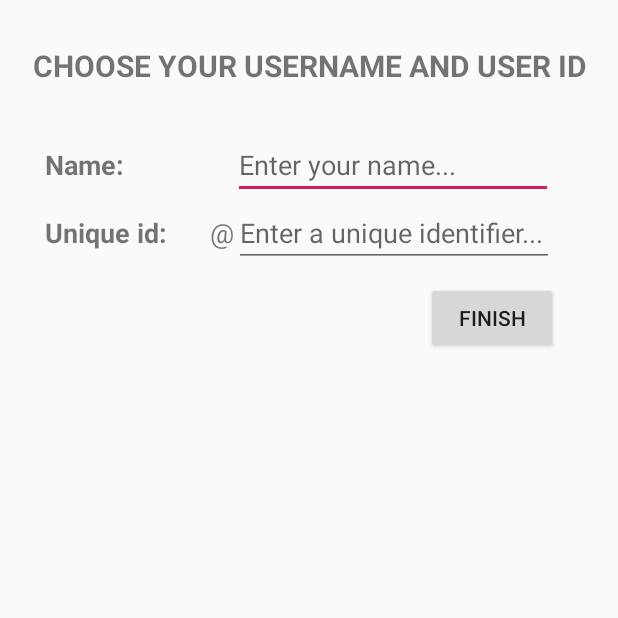
After one commit to PauBlanes/ProjecteAplicat, an Android app: the ChoseUsername screen opened directly, with no data from a screen before it, on a phone screen of 412 x 824 dp, the top half of it. The commit adds this screen. Run offline under Robolectric (Android 15) with nearby library versions, the phone set to English and light mode, and no system bars.

Commit message:
Added username screen

```diff
--- a/TravelNet/app/build.gradle
+++ b/TravelNet/app/build.gradle
@@ -5,7 +5,7 @@ android {
     compileSdkVersion 28
     defaultConfig {
         applicationId "paublanes.travelnet"
-        minSdkVersion 19
+        minSdkVersion 24 //era 19
         targetSdkVersion 28
         versionCode 1
         versionName "1.0"
--- a/TravelNet/app/src/main/AndroidManifest.xml
+++ b/TravelNet/app/src/main/AndroidManifest.xml
@@ -17,6 +17,7 @@
         android:roundIcon="@mipmap/ic_launcher_round"
         android:supportsRtl="true"
         android:theme="@style/AppTheme">
+        <activity android:name=".ChoseUsername"></activity>
         <!--
              The API key for Google Maps-based APIs is defined as a string resource.
              (See the file "res/values/google_maps_api.xml").
@@ -45,7 +46,7 @@
                 <category android:name="android.intent.category.LAUNCHER" />
             </intent-filter>
         </activity>
-        <activity android:name=".ProfileActivity"/>
+        <activity android:name=".ProfileActivity" />
     </application>
 
 </manifest>
--- /dev/null
+++ b/TravelNet/app/src/main/java/paublanes/travelnet/ChoseUsername.java
@@ -0,0 +1,64 @@
+package paublanes.travelnet;
+
+import android.content.Intent;
+import android.graphics.Color;
+import android.support.v4.content.ContextCompat;
+import android.support.v7.app.AppCompatActivity;
+import android.os.Bundle;
+import android.util.Log;
+import android.view.View;
+import android.widget.EditText;
+import android.widget.Toast;
+
+public class ChoseUsername extends AppCompatActivity implements View.OnClickListener {
+
+    EditText name, uniqueName;
+
+    @Override
+    protected void onCreate(Bundle savedInstanceState) {
+        super.onCreate(savedInstanceState);
+        setContentView(R.layout.activity_chose_username);
+
+        findViewById(R.id.btn_chose_username).setOnClickListener(this);
+        name = findViewById(R.id.et_name);
+        uniqueName = findViewById(R.id.et_unique_name);
+        uniqueName.setOnFocusChangeListener(new View.OnFocusChangeListener() {
+            @Override
+            public void onFocusChange(View v, boolean hasFocus) {
+
+                if (uniqueName.getCurrentTextColor() == Color.RED) {
+                    uniqueName.setText("");
+                    uniqueName.setTextColor(Color.BLACK);
+                }
+            }
+        });
+    }
+
+    @Override
+    public void onClick(View v) {
+        switch(v.getId()) {
+            case R.id.btn_chose_username:
+                if (!name.getText().toString().isEmpty() && !uniqueName.getText().toString().isEmpty()
+                && !uniqueName.getText().toString().equals(R.string.name_not_unique)) {
+
+                    FirebaseManager.getInstance().addNameAndUniqueNameIfNotTaken(
+                            name.getText().toString(), "@" + uniqueName.getText().toString(), this::updateUI);
+                }
+                else{
+                    Toast.makeText(this, getString(R.string.enter_all_fields), Toast.LENGTH_SHORT).show();
+                }
+                break;
+        }
+    }
+
+    void updateUI(boolean sucess) {
+        if (sucess) {
+            FirebaseManager.getInstance().createUser();
+            Intent i = new Intent(ChoseUsername.this, ProfileActivity.class);
+            startActivity(i);
+        }else{
+            uniqueName.setText(getString(R.string.name_not_unique));
+            uniqueName.setTextColor(Color.RED);
+        }
+    }
+}
--- /dev/null
+++ b/TravelNet/app/src/main/res/layout/activity_chose_username.xml
@@ -0,0 +1,93 @@
+<?xml version="1.0" encoding="utf-8"?>
+<LinearLayout xmlns:android="http://schemas.android.com/apk/res/android"
+    xmlns:app="http://schemas.android.com/apk/res-auto"
+    xmlns:tools="http://schemas.android.com/tools"
+    android:layout_width="match_parent"
+    android:layout_height="match_parent"
+    android:orientation="vertical"
+    tools:context=".ChoseUsername">
+
+    <TextView
+        android:id="@+id/textView3"
+        android:layout_width="match_parent"
+        android:layout_height="wrap_content"
+        android:layout_marginTop="30dp"
+        android:layout_marginBottom="30dp"
+        android:gravity="center_horizontal"
+        android:text="CHOOSE YOUR USERNAME AND USER ID"
+        android:textSize="20sp"
+        android:textStyle="bold" />
+
+    <LinearLayout
+        android:layout_width="wrap_content"
+        android:layout_height="wrap_content"
+        android:layout_marginLeft="30dp"
+        android:orientation="horizontal">
+
+        <TextView
+            android:id="@+id/textView"
+            android:layout_width="100dp"
+            android:layout_height="wrap_content"
+            android:layout_marginRight="25dp"
+            android:layout_weight="1"
+            android:text="Name:"
+            android:textSize="18sp"
+            android:textStyle="bold" />
+
+        <EditText
+            android:id="@+id/et_name"
+            android:layout_width="wrap_content"
+            android:layout_height="wrap_content"
+            android:layout_weight="1"
+            android:ems="10"
+            android:hint="Enter your name..."
+            android:inputType="textPersonName" />
+
+    </LinearLayout>
+
+    <LinearLayout
+        android:layout_width="wrap_content"
+        android:layout_height="wrap_content"
+        android:layout_marginLeft="30dp"
+        android:orientation="horizontal">
+
+        <TextView
+            android:id="@+id/textView2"
+            android:layout_width="100dp"
+            android:layout_height="wrap_content"
+            android:layout_marginRight="10dp"
+            android:layout_weight="1"
+            android:text="Unique id:"
+            android:textSize="18sp"
+            android:textStyle="bold" />
+
+        <TextView
+            android:id="@+id/textView4"
+            android:layout_width="wrap_content"
+            android:layout_height="wrap_content"
+            android:layout_weight="0"
+            android:gravity="right"
+            android:text="@"
+            android:textSize="18sp" />
+
+        <EditText
+            android:id="@+id/et_unique_name"
+            android:layout_width="wrap_content"
+            android:layout_height="wrap_content"
+            android:layout_weight="1"
+            android:ems="10"
+            android:hint="Enter a unique identifier..."
+            android:inputType="textPersonName" />
+
+    </LinearLayout>
+
+    <Button
+        android:id="@+id/btn_chose_username"
+        android:layout_width="wrap_content"
+        android:layout_height="wrap_content"
+        android:layout_gravity="right"
+        android:layout_marginTop="10dp"
+        android:layout_marginRight="40dp"
+        android:text="Finish" />
+
+</LinearLayout>
--- a/TravelNet/app/src/main/res/values/strings.xml
+++ b/TravelNet/app/src/main/res/values/strings.xml
@@ -6,6 +6,8 @@
     <string name="title_activity_maps">Map</string>
     <string name="title_activity_add_route">Add Route</string>
     <string name="search_hint">Enter a username...</string>
+    <string name="name_not_unique">This name is not unique!</string>
+    <string name="enter_all_fields">Please enter all fields</string>
 
     <string-array name="proves">
         <item>Pau</item>
```
Also changed, not shown: TravelNet/app/src/main/java/paublanes/travelnet/BlankActivity.java (+11 -3 lines), TravelNet/app/src/main/java/paublanes/travelnet/FirebaseManager.java (+104 -6 lines).
